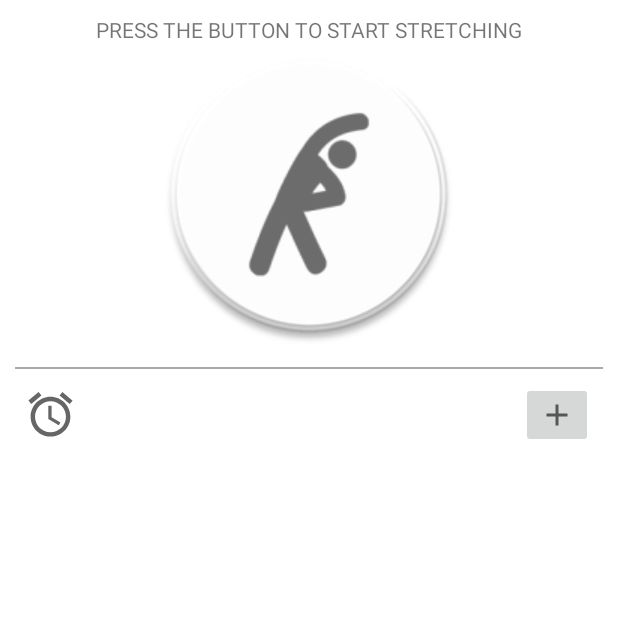
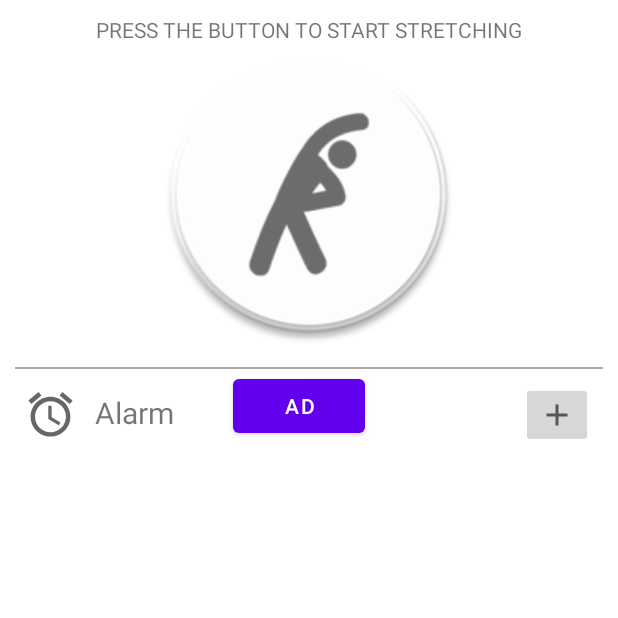
Before and after one commit to wjjasd/iStretch, an Android app: the screen it shows after launch (MainActivity), on a phone screen of 412 x 824 dp, the top half of it. Run offline under Robolectric (Android 15) with nearby library versions, the phone set to English and light mode, and no system bars; our stand-ins replace AdMob; libraries missing offline, so code that uses them is left out: io.realm; 4 statements that could not run were skipped.

Commit message:
구글 전면 광고 적용 완료 배포전 앱ID와 광고 단위ID 변경 잊지 말것!

```diff
--- a/app/build.gradle
+++ b/app/build.gradle
@@ -31,6 +31,7 @@ android {
 
 dependencies {
 
+    implementation 'com.google.android.gms:play-services-ads:19.5.0'
     implementation 'androidx.appcompat:appcompat:1.2.0'
     implementation 'com.google.android.material:material:1.2.1'
     implementation 'androidx.constraintlayout:constraintlayout:2.0.4'
@@ -41,4 +42,5 @@ dependencies {
     implementation 'ca.antonious:materialdaypicker:0.7.2'
     implementation 'com.github.bumptech.glide:glide:4.9.0'
     annotationProcessor 'com.github.bumptech.glide:compiler:4.9.0'
+
 }
--- a/app/src/main/java/com/github/wjjasd/istretch/MainActivity.java
+++ b/app/src/main/java/com/github/wjjasd/istretch/MainActivity.java
@@ -9,7 +9,9 @@ import android.content.Intent;
 import android.content.IntentFilter;
 import android.content.SharedPreferences;
 import android.os.Bundle;
+import android.util.Log;
 import android.view.View;
+import android.widget.Button;
 import android.widget.CompoundButton;
 import android.widget.ImageButton;
 import android.widget.Toast;
@@ -18,6 +20,12 @@ import com.github.wjjasd.istretch.alarm.TimePickerDialog;
 import com.github.wjjasd.istretch.alarm.AlarmAdapter;
 import com.github.wjjasd.istretch.alarm.AlarmController;
 import com.github.wjjasd.istretch.alarm.AlarmVO;
+
+import com.google.android.gms.ads.AdRequest;
+import com.google.android.gms.ads.InterstitialAd;
+import com.google.android.gms.ads.MobileAds;
+import com.google.android.gms.ads.initialization.InitializationStatus;
+import com.google.android.gms.ads.initialization.OnInitializationCompleteListener;
 
 import java.util.ArrayList;
 import java.util.List;
@@ -37,6 +45,7 @@ public class MainActivity extends AppCompatActivity {
     private RecyclerView recyclerView;
     static private RecyclerView.Adapter mAdapter;
     boolean checkAlarmFirst;
+    private InterstitialAd mInterstitialAd;
 
     private BroadcastReceiver broadcastReceiver = new BroadcastReceiver() {
         @Override
@@ -48,7 +57,7 @@ public class MainActivity extends AppCompatActivity {
             recyclerView.removeAllViews();
             setAlarmList();
 
-            Toast.makeText(mContext, "test", Toast.LENGTH_SHORT).show();
+            //Toast.makeText(mContext, "test", Toast.LENGTH_SHORT).show();
         }
     };
 
@@ -56,7 +65,29 @@ public class MainActivity extends AppCompatActivity {
     protected void onCreate(Bundle savedInstanceState) {
         super.onCreate(savedInstanceState);
         setContentView(R.layout.activity_main);
+//---------------------------------------ad test -------------------------------------------------
+        MobileAds.initialize(this, new OnInitializationCompleteListener() {
+            @Override
+            public void onInitializationComplete(InitializationStatus initializationStatus) {
+            }
+        });
 
+//        mInterstitialAd = new InterstitialAd(this);
+//        mInterstitialAd.setAdUnitId(getString(R.string.admob_test_unit_id));
+//        mInterstitialAd.loadAd(new AdRequest.Builder().build());
+//        Button btn = findViewById(R.id.adBtn);
+//        btn.setOnClickListener(new View.OnClickListener() {
+//            @Override
+//            public void onClick(View v) {
+//                Log.d("AD", "isLoaded >>" + mInterstitialAd.isLoaded());
+//                if (mInterstitialAd.isLoaded()) {
+//                    mInterstitialAd.show();
+//                } else {
+//                    Log.d("TAG", "The interstitial wasn't loaded yet.");
+//                }
+//            }
+//        });
+//---------------------------------------ad test -------------------------------------------------
         mContext = getApplicationContext();
         mRealm = Realm.getDefaultInstance();
         sharedPreferences = mContext.getSharedPreferences("stretchPref", Context.MODE_PRIVATE);
@@ -97,6 +128,9 @@ public class MainActivity extends AppCompatActivity {
                 startActivity(intent);
             }
         });
+
+
+
     }
 
     @Override
@@ -149,7 +183,7 @@ public class MainActivity extends AppCompatActivity {
                     public void onClick(View v) {
                         //rootView
                         //데이터 삭제, 알람채널 등록 취소하고 다시 타임피커 띄워줌
-                        Toast.makeText(mContext, "root view clicked", Toast.LENGTH_SHORT).show();
+                        //Toast.makeText(mContext, "root view clicked", Toast.LENGTH_SHORT).show();
                     }
                 }, new View.OnClickListener() {
                     @Override
--- a/app/src/main/java/com/github/wjjasd/istretch/MyApplication.java
+++ b/app/src/main/java/com/github/wjjasd/istretch/MyApplication.java
@@ -15,5 +15,6 @@ public class MyApplication extends Application {
                 .deleteRealmIfMigrationNeeded()
                 .build();
         Realm.setDefaultConfiguration(realmConfiguration);
+
     }
 }
--- a/app/src/main/res/layout/activity_main.xml
+++ b/app/src/main/res/layout/activity_main.xml
@@ -74,6 +74,29 @@
                 app:layout_constraintTop_toTopOf="parent"
                 app:layout_constraintVertical_bias="0.727" />
 
+            <TextView
+                android:layout_width="wrap_content"
+                android:layout_height="wrap_content"
+                android:layout_marginStart="12dp"
+                android:text="Alarm"
+                android:textSize="20sp"
+                app:layout_constraintBottom_toBottomOf="parent"
+                app:layout_constraintStart_toEndOf="@+id/imageView"
+                app:layout_constraintTop_toTopOf="parent"
+                app:layout_constraintVertical_bias="0.627" />
+
+            <Button
+                android:id="@+id/adBtn"
+                android:layout_width="wrap_content"
+                android:layout_height="wrap_content"
+                android:text="AD"
+                app:layout_constraintBottom_toBottomOf="parent"
+                app:layout_constraintEnd_toStartOf="@+id/addAlarmBtn"
+                app:layout_constraintHorizontal_bias="0.5"
+                app:layout_constraintStart_toEndOf="@+id/imageView"
+                app:layout_constraintTop_toTopOf="parent"
+                app:layout_constraintVertical_bias="0.5" />
+
         </androidx.constraintlayout.widget.ConstraintLayout>
 
 
--- a/app/src/main/res/values/strings.xml
+++ b/app/src/main/res/values/strings.xml
@@ -1,9 +1,8 @@
 <resources>
     <string name="app_name">iStretch</string>
-    <string name="hello_blank_fragment">Hello blank fragment</string>
-
     <item name="TAG_ALARM_POSITION" type="id" />
-
     <item name="TAG_ALARM_ID" type="id" />
-
+    <string name="admob_app_id">ca-app-pub-1136089143214600~2376742555</string>
+    <string name="admob_ad_unit_id">ca-app-pub-1136089143214600/2846697602</string>
+    <string name="admob_test_unit_id">ca-app-pub-3940256099942544/1033173712</string>
 </resources>
```
Also changed, not shown: app/src/main/AndroidManifest.xml (+10 -2 lines), app/src/main/java/com/github/wjjasd/istretch/StretchActivity.java (+31 -5 lines).
